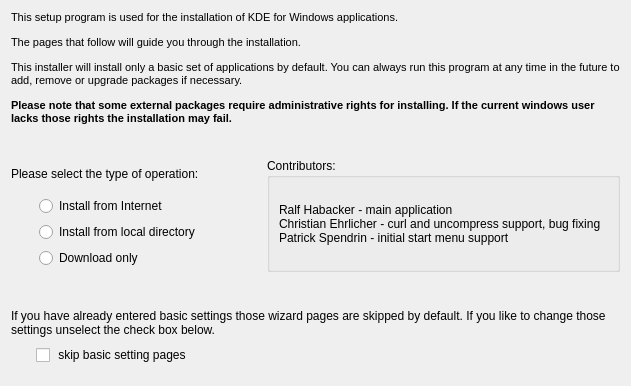
Before: the Qt Designer form gui/themes/main/titlepage.ui in KDE/kdewin-installer, drawn with Qt 5.
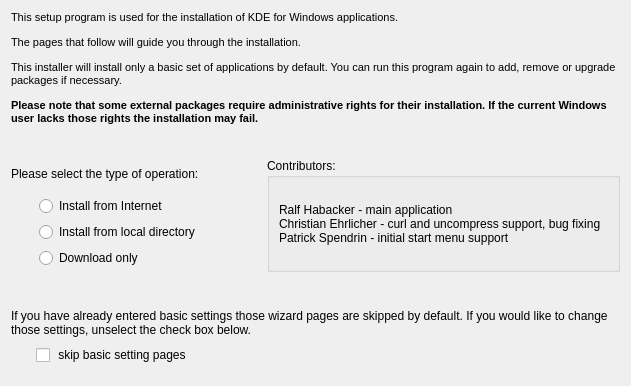
After: the same form once the commit is applied.

What changed in the file:
```diff
--- a/gui/themes/main/titlepage.ui
+++ b/gui/themes/main/titlepage.ui
@@ -43,8 +43,8 @@
 &lt;/style>&lt;/head>&lt;body style=" font-family:'MS Shell Dlg 2'; font-size:8.25pt; font-weight:400; font-style:normal;">
 &lt;p style=" margin-top:12px; margin-bottom:12px; margin-left:0px; margin-right:0px; -qt-block-indent:0; text-indent:0px; font-size:8pt;">This setup program is used for the installation of KDE for Windows applications.&lt;/p>
 &lt;p style=" margin-top:12px; margin-bottom:12px; margin-left:0px; margin-right:0px; -qt-block-indent:0; text-indent:0px; font-size:8pt;">The pages that follow will guide you through the installation. &lt;/p>
-&lt;p style=" margin-top:12px; margin-bottom:12px; margin-left:0px; margin-right:0px; -qt-block-indent:0; text-indent:0px; font-size:8pt;">This installer will install only a basic set of applications by default. You can always run this program at any time in the future to add, remove or upgrade packages if necessary. &lt;/p>
-&lt;p style=" margin-top:12px; margin-bottom:12px; margin-left:0px; margin-right:0px; -qt-block-indent:0; text-indent:0px; font-size:8pt;">&lt;span style=" font-weight:600;">Please note that some external packages require administrative rights for installing. If the current windows user lacks those rights the installation may fail.&lt;/span>&lt;/p>&lt;/body>&lt;/html></string>
+&lt;p style=" margin-top:12px; margin-bottom:12px; margin-left:0px; margin-right:0px; -qt-block-indent:0; text-indent:0px; font-size:8pt;">This installer will install only a basic set of applications by default. You can run this program again to add, remove or upgrade packages if necessary. &lt;/p>
+&lt;p style=" margin-top:12px; margin-bottom:12px; margin-left:0px; margin-right:0px; -qt-block-indent:0; text-indent:0px; font-size:8pt;">&lt;span style=" font-weight:600;">Please note that some external packages require administrative rights for their installation. If the current Windows user lacks those rights the installation may fail.&lt;/span>&lt;/p>&lt;/body>&lt;/html></string>
      </property>
      <property name="textFormat" >
       <enum>Qt::RichText</enum>
@@ -245,7 +245,7 @@
         </size>
        </property>
        <property name="text" >
-        <string>If you have already entered basic settings those wizard pages are skipped by default. If you like to change those settings unselect the check box below.</string>
+        <string>If you have already entered basic settings those wizard pages are skipped by default. If you would like to change those settings, unselect the check box below.</string>
        </property>
        <property name="alignment" >
         <set>Qt::AlignLeading|Qt::AlignLeft|Qt::AlignTop</set>
```
